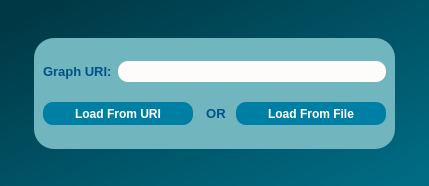
Before: the Qt Designer form dialogs/ui/loadgraphdialog.ui in sparqlunicorn/sparqlunicornGoesGIS, drawn with Qt 5.
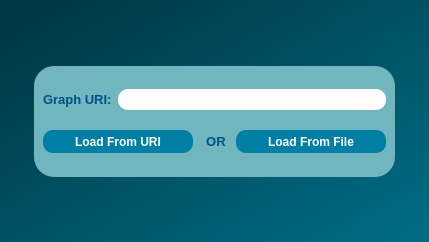
After: the same form once the commit is applied.

What changed in the file:
```diff
--- a/dialogs/ui/loadgraphdialog.ui
+++ b/dialogs/ui/loadgraphdialog.ui
@@ -7,7 +7,7 @@
     <x>0</x>
     <y>0</y>
     <width>429</width>
-    <height>186</height>
+    <height>242</height>
    </rect>
   </property>
   <property name="minimumSize">
@@ -33,7 +33,7 @@
      <property name="sizeHint" stdset="0">
       <size>
        <width>20</width>
-       <height>19</height>
+       <height>48</height>
       </size>
      </property>
     </spacer>
@@ -230,7 +230,7 @@
      <property name="sizeHint" stdset="0">
       <size>
        <width>20</width>
-       <height>20</height>
+       <height>47</height>
       </size>
      </property>
     </spacer>
```
